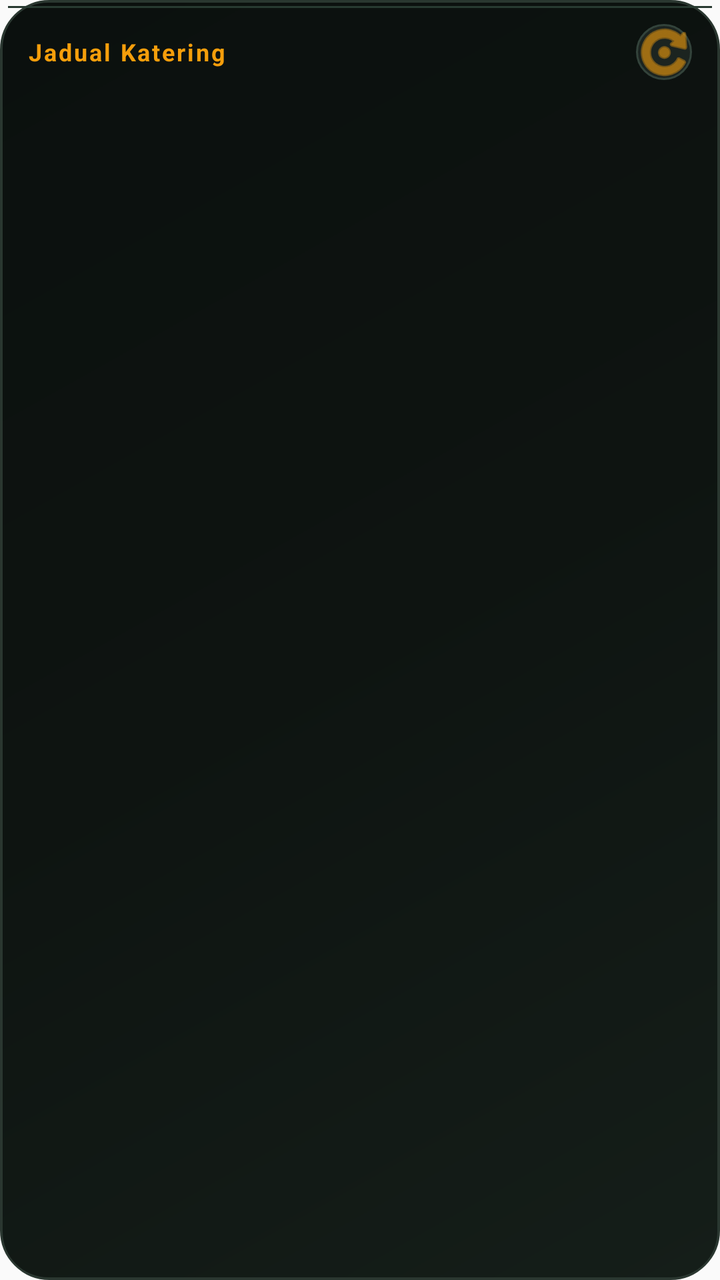
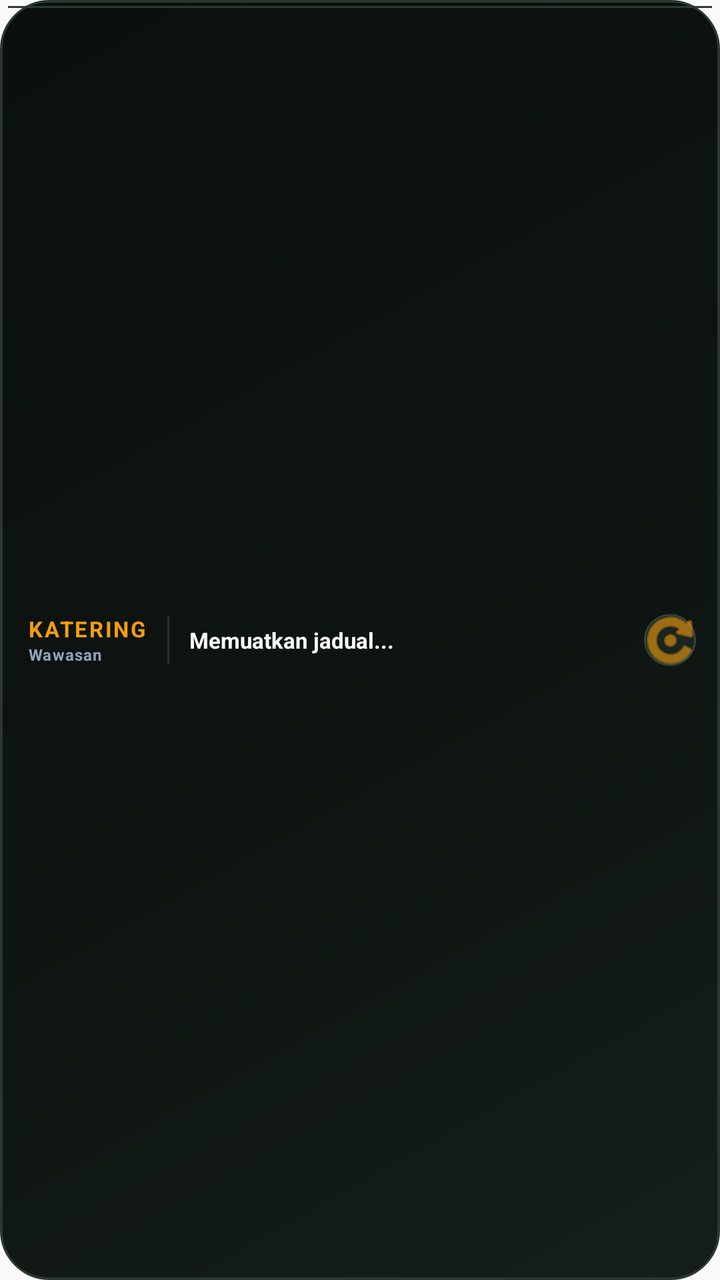

Before-and-after screenshots of an Android layout around one commit, followed by the original layout XML and the change that was made.
<!-- AndroidManifest.xml: application theme AppTheme -->
<!-- res/layout/widget_upcoming_orders.xml -->
<?xml version="1.0" encoding="utf-8"?>
<LinearLayout xmlns:android="http://schemas.android.com/apk/res/android"
    android:layout_width="match_parent"
    android:layout_height="match_parent"
    android:orientation="vertical"
    android:background="@drawable/widget_background"
    android:padding="12dp">

    
    <LinearLayout
        android:id="@+id/widget_header_bar"
        android:layout_width="match_parent"
        android:layout_height="wrap_content"
        android:orientation="horizontal"
        android:gravity="center_vertical"
        android:paddingStart="2dp"
        android:paddingEnd="2dp"
        android:paddingBottom="6dp">

        <LinearLayout
            android:layout_width="0dp"
            android:layout_height="wrap_content"
            android:layout_weight="1"
            android:orientation="vertical"
            android:gravity="center_vertical">

            <TextView
                android:id="@+id/widget_title"
                android:layout_width="wrap_content"
                android:layout_height="wrap_content"
                android:text="Jadual Katering"
                android:textColor="@color/widget_title_text"
                android:textSize="12sp"
                android:textStyle="bold"
                android:letterSpacing="0.08"
                android:singleLine="true" />

            <TextView
                android:id="@+id/widget_subtitle"
                android:layout_width="wrap_content"
                android:layout_height="wrap_content"
                android:text="Jadual Katering"
                android:textColor="@color/widget_tertiary_text"
                android:textSize="9.5sp"
                android:letterSpacing="0.03"
                android:singleLine="true"
                android:visibility="gone" />
        </LinearLayout>

        
        <ImageButton
            android:id="@+id/widget_refresh_button"
            android:layout_width="28dp"
            android:layout_height="28dp"
            android:padding="6dp"
            android:src="@android:drawable/ic_menu_rotate"
            android:background="@drawable/widget_refresh_bg"
            android:tint="@color/widget_title_text"
            android:contentDescription="Muat Semula" />

    </LinearLayout>

    
    <LinearLayout
        android:id="@+id/widget_today_summary_container"
        android:layout_width="match_parent"
        android:layout_height="wrap_content"
        android:background="@drawable/widget_summary_pill_bg"
        android:gravity="center"
        android:paddingStart="10dp"
        android:paddingEnd="10dp"
        android:paddingTop="6dp"
        android:paddingBottom="6dp"
        android:layout_marginTop="2dp"
        android:layout_marginBottom="6dp"
        android:visibility="gone">

        <TextView
            android:id="@+id/widget_today_summary"
            android:layout_width="match_parent"
            android:layout_height="wrap_content"
            android:textColor="@color/widget_title_accent"
            android:textSize="10.5sp"
            android:textStyle="bold"
            android:gravity="center"
            android:letterSpacing="0.02"
            android:singleLine="true"
            android:text="Memuatkan..."
            android:visibility="gone" />
    </LinearLayout>

    
    <ListView
        android:id="@+id/widget_orders_list"
        android:layout_width="match_parent"
        android:layout_height="0dp"
        android:layout_weight="1"
        android:scrollbars="vertical"
        android:divider="@android:color/transparent"
        android:dividerHeight="6dp"
        android:nestedScrollingEnabled="true"
        android:visibility="visible" />

    <TextView
        android:id="@+id/widget_empty_view"
        android:layout_width="match_parent"
        android:layout_height="0dp"
        android:layout_weight="1"
        android:gravity="center"
        android:textColor="@color/widget_muted_text"
        android:textSize="11sp"
        android:lineSpacingExtra="3dp"
        android:visibility="gone" />

</LinearLayout>
<!-- resources referenced by this layout -->
<resources>
  <color name="widget_muted_text">#64748B</color>
  <color name="widget_tertiary_text">#94A3B8</color>
  <color name="widget_title_accent">#10B981</color>
  <color name="widget_title_text">#F59E0B</color>
  <!-- drawable widget_background (drawable) -->
  <?xml version="1.0" encoding="utf-8"?>
  <layer-list xmlns:android="http://schemas.android.com/apk/res/android">
      
      <item>
          <shape android:shape="rectangle">
              <solid android:color="@color/widget_background" />
              <corners android:radius="24dp" />
              <stroke
                  android:width="1.5dp"
                  android:color="@color/widget_stroke" />
          </shape>
      </item>
      
      <item android:left="1.5dp" android:right="1.5dp" android:top="1.5dp" android:bottom="1.5dp">
          <shape android:shape="rectangle">
              <gradient
                  android:angle="135"
                  android:startColor="#151E19"
                  android:centerColor="#0E1411"
                  android:endColor="#0B100E"
                  android:type="linear" />
              <corners android:radius="22.5dp" />
          </shape>
      </item>
      
      <item android:left="4dp" android:right="4dp" android:top="3dp" android:height="1dp">
          <shape android:shape="rectangle">
              <solid android:color="#283A31" />
          </shape>
      </item>
  </layer-list>
  <!-- drawable widget_refresh_bg (drawable) -->
  <?xml version="1.0" encoding="utf-8"?>
  <shape xmlns:android="http://schemas.android.com/apk/res/android"
      android:shape="oval">
      <solid android:color="@color/widget_card_background" />
      <stroke
          android:width="1dp"
          android:color="@color/widget_card_stroke" />
  </shape>
  <!-- drawable widget_summary_pill_bg (drawable) -->
  <?xml version="1.0" encoding="utf-8"?>
  <shape xmlns:android="http://schemas.android.com/apk/res/android"
      android:shape="rectangle">
      <solid android:color="@color/widget_surface" />
      <corners android:radius="12dp" />
      <stroke
          android:width="1dp"
          android:color="@color/widget_divider" />
  </shape>
  <style name="AppTheme" parent="Theme.AppCompat.Light.DarkActionBar">
          
          <item name="colorPrimary">@color/colorPrimary</item>
          <item name="colorPrimaryDark">@color/colorPrimaryDark</item>
          <item name="colorAccent">@color/colorAccent</item>
      </style>
  <color name="widget_background">#0F1411</color>
  <color name="widget_stroke">#2A3730</color>
  <color name="widget_card_background">#1C2420</color>
  <color name="widget_card_stroke">#33433B</color>
  <color name="widget_surface">#161D19</color>
  <color name="widget_divider">#26332C</color>
  <color name="colorPrimary">#1A1816</color>
  <color name="colorPrimaryDark">#2D2520</color>
  <color name="colorAccent">#D4A853</color>
</resources>

<!-- the commit's change to res/layout/widget_upcoming_orders.xml (unified diff, before → after) -->
@@ -2,114 +2,96 @@
 <LinearLayout xmlns:android="http://schemas.android.com/apk/res/android"
     android:layout_width="match_parent"
     android:layout_height="match_parent"
-    android:orientation="vertical"
+    android:orientation="horizontal"
+    android:gravity="center_vertical"
     android:background="@drawable/widget_background"
-    android:padding="12dp">
+    android:paddingStart="14dp"
+    android:paddingEnd="12dp"
+    android:paddingTop="6dp"
+    android:paddingBottom="6dp">
 
     
     <LinearLayout
         android:id="@+id/widget_header_bar"
-        android:layout_width="match_parent"
+        android:layout_width="wrap_content"
         android:layout_height="wrap_content"
-        android:orientation="horizontal"
-        android:gravity="center_vertical"
-        android:paddingStart="2dp"
-        android:paddingEnd="2dp"
-        android:paddingBottom="6dp">
+        android:orientation="vertical"
+        android:gravity="start|center_vertical">
 
-        <LinearLayout
-            android:layout_width="0dp"
+        <TextView
+            android:id="@+id/widget_title"
+            android:layout_width="wrap_content"
             android:layout_height="wrap_content"
-            android:layout_weight="1"
-            android:orientation="vertical"
-            android:gravity="center_vertical">
+            android:text="KATERING"
+            android:textColor="@color/widget_title_text"
+            android:textSize="11sp"
+            android:textStyle="bold"
+            android:letterSpacing="0.08"
+            android:singleLine="true" />
 
-            <TextView
-                android:id="@+id/widget_title"
-                android:layout_width="wrap_content"
-                android:layout_height="wrap_content"
-                android:text="Jadual Katering"
-                android:textColor="@color/widget_title_text"
-                android:textSize="12sp"
-                android:textStyle="bold"
-                android:letterSpacing="0.08"
-                android:singleLine="true" />
+        <TextView
+            android:id="@+id/widget_subtitle"
+            android:layout_width="wrap_content"
+            android:layout_height="wrap_content"
+            android:text="Wawasan"
+            android:textColor="@color/widget_tertiary_text"
+            android:textSize="8sp"
+            android:textStyle="bold"
+            android:letterSpacing="0.05"
+            android:singleLine="true" />
+    </LinearLayout>
 
-            <TextView
-                android:id="@+id/widget_subtitle"
-                android:layout_width="wrap_content"
-                android:layout_height="wrap_content"
-                android:text="Jadual Katering"
-                android:textColor="@color/widget_tertiary_text"
-                android:textSize="9.5sp"
-                android:letterSpacing="0.03"
-                android:singleLine="true"
-                android:visibility="gone" />
-        </LinearLayout>
-
-        
-        <ImageButton
-            android:id="@+id/widget_refresh_button"
-            android:layout_width="28dp"
-            android:layout_height="28dp"
-            android:padding="6dp"
-            android:src="@android:drawable/ic_menu_rotate"
-            android:background="@drawable/widget_refresh_bg"
-            android:tint="@color/widget_title_text"
-            android:contentDescription="Muat Semula" />
-
-    </LinearLayout>
+    
+    <View
+        android:layout_width="1dp"
+        android:layout_height="24dp"
+        android:background="@color/widget_divider"
+        android:layout_marginStart="10dp"
+        android:layout_marginEnd="10dp" />
 
     
     <LinearLayout
         android:id="@+id/widget_today_summary_container"
-        android:layout_width="match_parent"
+        android:layout_width="0dp"
         android:layout_height="wrap_content"
-        android:background="@drawable/widget_summary_pill_bg"
-        android:gravity="center"
-        android:paddingStart="10dp"
-        android:paddingEnd="10dp"
-        android:paddingTop="6dp"
-        android:paddingBottom="6dp"
-        android:layout_marginTop="2dp"
-        android:layout_marginBottom="6dp"
-        android:visibility="gone">
+        android:layout_weight="1"
+        android:gravity="center_vertical">
 
         <TextView
             android:id="@+id/widget_today_summary"
             android:layout_width="match_parent"
             android:layout_height="wrap_content"
-            android:textColor="@color/widget_title_accent"
-            android:textSize="10.5sp"
+            android:textColor="@color/widget_primary_text"
+            android:textSize="11sp"
             android:textStyle="bold"
-            android:gravity="center"
-            android:letterSpacing="0.02"
             android:singleLine="true"
-            android:text="Memuatkan..."
-            android:visibility="gone" />
+            android:ellipsize="end"
+            android:text="Memuatkan jadual..." />
     </LinearLayout>
 
     
     <ListView
         android:id="@+id/widget_orders_list"
-        android:layout_width="match_parent"
+        android:layout_width="0dp"
         android:layout_height="0dp"
-        android:layout_weight="1"
-        android:scrollbars="vertical"
-        android:divider="@android:color/transparent"
-        android:dividerHeight="6dp"
-        android:nestedScrollingEnabled="true"
-        android:visibility="visible" />
+        android:visibility="gone" />
 
     <TextView
         android:id="@+id/widget_empty_view"
-        android:layout_width="match_parent"
+        android:layout_width="0dp"
         android:layout_height="0dp"
-        android:layout_weight="1"
-        android:gravity="center"
-        android:textColor="@color/widget_muted_text"
-        android:textSize="11sp"
-        android:lineSpacingExtra="3dp"
         android:visibility="gone" />
 
+    
+    <ImageButton
+        android:id="@+id/widget_refresh_button"
+        android:layout_width="26dp"
+        android:layout_height="26dp"
+        android:padding="5dp"
+        android:src="@android:drawable/ic_menu_rotate"
+        android:background="@drawable/widget_refresh_bg"
+        android:tint="@color/widget_title_text"
+        android:contentDescription="Muat Semula"
+        android:layout_marginStart="6dp" />
+
 </LinearLayout>
<!-- resource entries referenced after the edit -->
@@ -1,8 +1,8 @@
 <!-- resources referenced by this layout -->
 <resources>
-  <color name="widget_muted_text">#64748B</color>
+  <color name="widget_divider">#26332C</color>
+  <color name="widget_primary_text">#FFFFFF</color>
   <color name="widget_tertiary_text">#94A3B8</color>
-  <color name="widget_title_accent">#10B981</color>
   <color name="widget_title_text">#F59E0B</color>
   <!-- drawable widget_background (drawable) -->
   <?xml version="1.0" encoding="utf-8"?>
@@ -45,16 +45,6 @@
           android:width="1dp"
           android:color="@color/widget_card_stroke" />
   </shape>
-  <!-- drawable widget_summary_pill_bg (drawable) -->
-  <?xml version="1.0" encoding="utf-8"?>
-  <shape xmlns:android="http://schemas.android.com/apk/res/android"
-      android:shape="rectangle">
-      <solid android:color="@color/widget_surface" />
-      <corners android:radius="12dp" />
-      <stroke
-          android:width="1dp"
-          android:color="@color/widget_divider" />
-  </shape>
   <style name="AppTheme" parent="Theme.AppCompat.Light.DarkActionBar">
           
           <item name="colorPrimary">@color/colorPrimary</item>
@@ -65,8 +55,6 @@
   <color name="widget_stroke">#2A3730</color>
   <color name="widget_card_background">#1C2420</color>
   <color name="widget_card_stroke">#33433B</color>
-  <color name="widget_surface">#161D19</color>
-  <color name="widget_divider">#26332C</color>
   <color name="colorPrimary">#1A1816</color>
   <color name="colorPrimaryDark">#2D2520</color>
   <color name="colorAccent">#D4A853</color>
